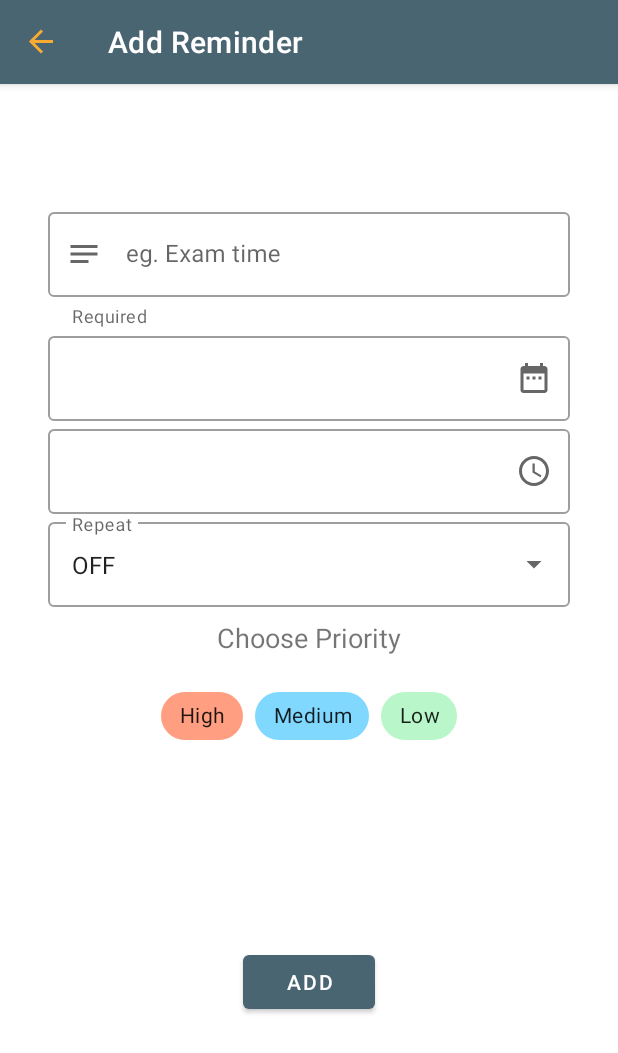
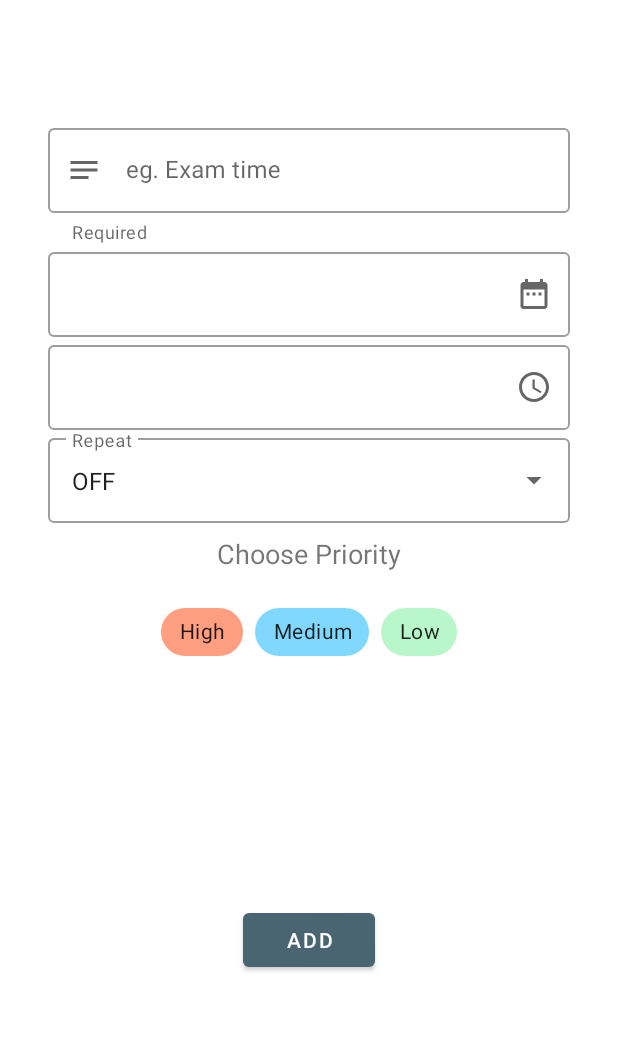
Before and after one commit to amitpanda007/reminder, an Android app: the screen it shows after launch (MainActivity), after a tap on an icon or button, on a phone screen of 412 x 824 dp. Shown: the top 1053 px of the screen. Run offline under Robolectric (Android 15) with nearby library versions, the phone set to English and light mode, and no system bars; our stand-ins replace Room's generated code, navigation-ui; libraries missing offline, so code that uses them is left out: it.xabaras.android.

Commit message:
layout changes & removing header

```diff
--- a/app/src/main/java/com/pandacorp/reminders/MainActivity.kt
+++ b/app/src/main/java/com/pandacorp/reminders/MainActivity.kt
@@ -20,13 +20,13 @@ class MainActivity : AppCompatActivity() {
         super.onCreate(savedInstanceState)
         setContentView(R.layout.activity_main)
         createReminderNotification()
-        setupActionBarWithNavController(findNavController(R.id.fragment))
+//        setupActionBarWithNavController(findNavController(R.id.fragment))
     }
 
-    override fun onSupportNavigateUp(): Boolean {
-        val navController = findNavController(R.id.fragment)
-        return navController.navigateUp() || super.onSupportNavigateUp()
-    }
+//    override fun onSupportNavigateUp(): Boolean {
+//        val navController = findNavController(R.id.fragment)
+//        return navController.navigateUp() || super.onSupportNavigateUp()
+//    }
 
     private fun createReminderNotification() {
         // Create the NotificationChannel, but only on API 26+ because
--- a/app/src/main/res/layout/fragment_list.xml
+++ b/app/src/main/res/layout/fragment_list.xml
@@ -9,7 +9,7 @@ tools:context=".ui.main.ListFragment">
     <androidx.recyclerview.widget.RecyclerView
         android:id="@+id/recyclerview"
         android:layout_width="match_parent"
-    android:layout_height="match_parent"
+        android:layout_height="675dp"
         app:layout_constraintBottom_toBottomOf="parent"
         app:layout_constraintEnd_toEndOf="parent"
         app:layout_constraintHorizontal_bias="0.0"
@@ -23,6 +23,8 @@ tools:context=".ui.main.ListFragment">
         android:layout_height="wrap_content"
         android:layout_gravity="bottom"
         android:backgroundTint="@color/primaryLight"
+        app:fabCradleRoundedCornerRadius="20dp"
+        app:fabCradleMargin="10dp"
         app:navigationIcon="@drawable/ic_info_24"
         />
 
--- a/app/src/main/res/values-night/themes.xml
+++ b/app/src/main/res/values-night/themes.xml
@@ -1,6 +1,6 @@
 <resources xmlns:tools="http://schemas.android.com/tools">
     <!-- Base application theme. -->
-    <style name="Theme.Reminders" parent="Theme.MaterialComponents.DayNight.DarkActionBar">
+    <style name="Theme.Reminders" parent="Theme.MaterialComponents.DayNight.NoActionBar">
         <!-- Primary brand color. -->
         <item name="colorPrimary">@color/primaryLight</item>
         <item name="colorPrimaryVariant">@color/primaryDark</item>
@@ -12,19 +12,19 @@
         <!-- Status bar color. -->
 <!--        <item name="toolbarStyle">@style/MyToolbar</item>-->
         <item name="android:statusBarColor" tools:targetApi="l">?attr/colorPrimaryVariant</item>
-        <item name="drawerArrowStyle">@style/DrawerArrowStyle</item>
+<!--        <item name="drawerArrowStyle">@style/DrawerArrowStyle</item>-->
         <item name="android:textColorPrimary">@color/white</item>
 <!--        <item name="android:textColorSecondary">@color/white</item>-->
         <!-- Customize your theme here. -->
     </style>
 
-    <style name="MyToolbar" parent="Widget.MaterialComponents.Toolbar.Primary">
+    <!--<style name="MyToolbar" parent="Widget.MaterialComponents.Toolbar.Primary">
         <item name="titleTextColor">@color/secondaryDark</item>
     </style>
 
-    <!-- Style for the navigation drawer icon -->
+    &lt;!&ndash; Style for the navigation drawer icon &ndash;&gt;
     <style name="DrawerArrowStyle" parent="Widget.AppCompat.DrawerArrowToggle">
         <item name="spinBars">true</item>
         <item name="color">@color/secondaryDark</item>
-    </style>
+    </style>-->
 </resources>
--- a/app/src/main/res/values/themes.xml
+++ b/app/src/main/res/values/themes.xml
@@ -1,6 +1,6 @@
 <resources xmlns:tools="http://schemas.android.com/tools">
     <!-- Base application theme. -->
-    <style name="Theme.Reminders" parent="Theme.MaterialComponents.DayNight.DarkActionBar">
+    <style name="Theme.Reminders" parent="Theme.MaterialComponents.DayNight.NoActionBar">
         <!-- Primary brand color. -->
         <item name="colorPrimary">@color/primaryLight</item>
         <item name="colorPrimaryVariant">@color/primaryDark</item>
@@ -12,19 +12,19 @@
         <!-- Status bar color. -->
 <!--        <item name="toolbarStyle">@style/MyToolbar</item>-->
         <item name="android:statusBarColor" tools:targetApi="l">?attr/colorPrimaryVariant</item>
-        <item name="drawerArrowStyle">@style/DrawerArrowStyle</item>
+<!--        <item name="drawerArrowStyle">@style/DrawerArrowStyle</item>-->
         <!--<item name="android:textColorPrimary">@color/primaryDark</item>-->
         <!--<item name="android:textColorSecondary">@color/primaryLight</item>-->
         <!-- Customize your theme here. -->
     </style>
 
-    <style name="MyToolbar" parent="Widget.MaterialComponents.Toolbar.Primary">
+    <!--<style name="MyToolbar" parent="Widget.MaterialComponents.Toolbar.Primary">
         <item name="titleTextColor">@color/secondaryDark</item>
     </style>
 
-    <!-- Style for the navigation drawer icon -->
+    &lt;!&ndash; Style for the navigation drawer icon &ndash;&gt;
     <style name="DrawerArrowStyle" parent="Widget.AppCompat.DrawerArrowToggle">
         <item name="spinBars">true</item>
         <item name="color">@color/secondaryDark</item>
-    </style>
+    </style>-->
 </resources>
--- a/build.gradle
+++ b/build.gradle
@@ -6,7 +6,7 @@ buildscript {
         jcenter()
     }
     dependencies {
-        classpath "com.android.tools.build:gradle:4.1.3"
+        classpath 'com.android.tools.build:gradle:4.2.1'
         classpath "org.jetbrains.kotlin:kotlin-gradle-plugin:$kotlin_version"
         def nav_version = "2.3.5"
         classpath "androidx.navigation:navigation-safe-args-gradle-plugin:$nav_version"
```
Also changed, not shown: gradle/wrapper/gradle-wrapper.properties. Lines whose indentation alone changed are shown as unchanged.
